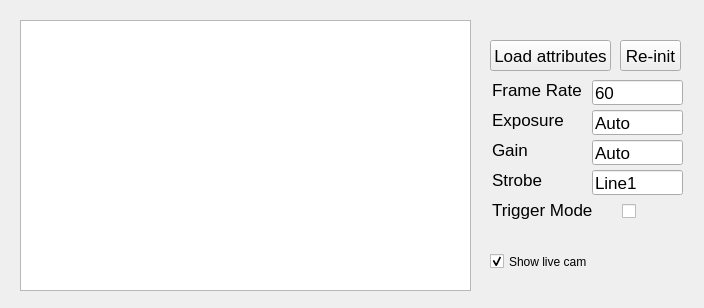
jbmelander/jackfish, file cam_gui.ui: the form before one commit.
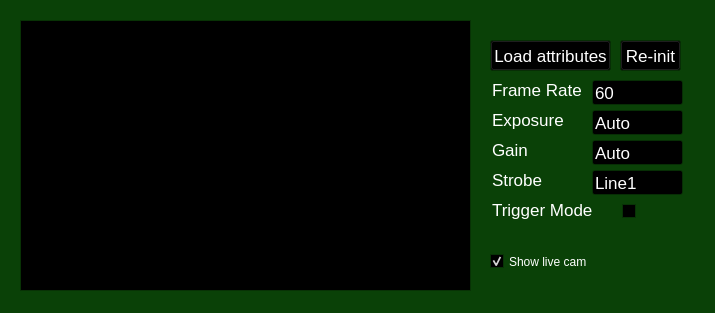
The form after the commit. Custom widgets are drawn as their Qt base class.

Patch:
```diff
--- a/cam_gui.ui
+++ b/cam_gui.ui
@@ -6,10 +6,452 @@
    <rect>
     <x>0</x>
     <y>0</y>
-    <width>704</width>
-    <height>308</height>
+    <width>715</width>
+    <height>313</height>
    </rect>
   </property>
+  <property name="palette">
+   <palette>
+    <active>
+     <colorrole role="WindowText">
+      <brush brushstyle="SolidPattern">
+       <color alpha="255">
+        <red>255</red>
+        <green>255</green>
+        <blue>255</blue>
+       </color>
+      </brush>
+     </colorrole>
+     <colorrole role="Button">
+      <brush brushstyle="SolidPattern">
+       <color alpha="255">
+        <red>0</red>
+        <green>0</green>
+        <blue>0</blue>
+       </color>
+      </brush>
+     </colorrole>
+     <colorrole role="Light">
+      <brush brushstyle="SolidPattern">
+       <color alpha="255">
+        <red>0</red>
+        <green>0</green>
+        <blue>0</blue>
+       </color>
+      </brush>
+     </colorrole>
+     <colorrole role="Midlight">
+      <brush brushstyle="SolidPattern">
+       <color alpha="255">
+        <red>0</red>
+        <green>0</green>
+        <blue>0</blue>
+       </color>
+      </brush>
+     </colorrole>
+     <colorrole role="Dark">
+      <brush brushstyle="SolidPattern">
+       <color alpha="255">
+        <red>0</red>
+        <green>0</green>
+        <blue>0</blue>
+       </color>
+      </brush>
+     </colorrole>
+     <colorrole role="Mid">
+      <brush brushstyle="SolidPattern">
+       <color alpha="255">
+        <red>0</red>
+        <green>0</green>
+        <blue>0</blue>
+       </color>
+      </brush>
+     </colorrole>
+     <colorrole role="Text">
+      <brush brushstyle="SolidPattern">
+       <color alpha="255">
+        <red>255</red>
+        <green>255</green>
+        <blue>255</blue>
+       </color>
+      </brush>
+     </colorrole>
+     <colorrole role="BrightText">
+      <brush brushstyle="SolidPattern">
+       <color alpha="255">
+        <red>255</red>
+        <green>255</green>
+        <blue>255</blue>
+       </color>
+      </brush>
+     </colorrole>
+     <colorrole role="ButtonText">
+      <brush brushstyle="SolidPattern">
+       <color alpha="255">
+        <red>255</red>
+        <green>255</green>
+        <blue>255</blue>
+       </color>
+      </brush>
+     </colorrole>
+     <colorrole role="Base">
+      <brush brushstyle="SolidPattern">
+       <color alpha="255">
+        <red>0</red>
+        <green>0</green>
+        <blue>0</blue>
+       </color>
+      </brush>
+     </colorrole>
+     <colorrole role="Window">
+      <brush brushstyle="SolidPattern">
+       <color alpha="255">
+        <red>10</red>
+        <green>65</green>
+        <blue>7</blue>
+       </color>
+      </brush>
+     </colorrole>
+     <colorrole role="Shadow">
+      <brush brushstyle="SolidPattern">
+       <color alpha="255">
+        <red>0</red>
+        <green>0</green>
+        <blue>0</blue>
+       </color>
+      </brush>
+     </colorrole>
+     <colorrole role="AlternateBase">
+      <brush brushstyle="SolidPattern">
+       <color alpha="255">
+        <red>0</red>
+        <green>0</green>
+        <blue>0</blue>
+       </color>
+      </brush>
+     </colorrole>
+     <colorrole role="ToolTipBase">
+      <brush brushstyle="SolidPattern">
+       <color alpha="255">
+        <red>255</red>
+        <green>255</green>
+        <blue>220</blue>
+       </color>
+      </brush>
+     </colorrole>
+     <colorrole role="ToolTipText">
+      <brush brushstyle="SolidPattern">
+       <color alpha="255">
+        <red>0</red>
+        <green>0</green>
+        <blue>0</blue>
+       </color>
+      </brush>
+     </colorrole>
+     <colorrole role="PlaceholderText">
+      <brush brushstyle="SolidPattern">
+       <color alpha="128">
+        <red>255</red>
+        <green>255</green>
+        <blue>255</blue>
+       </color>
+      </brush>
+     </colorrole>
+    </active>
+    <inactive>
+     <colorrole role="WindowText">
+      <brush brushstyle="SolidPattern">
+       <color alpha="255">
+        <red>255</red>
+        <green>255</green>
+        <blue>255</blue>
+       </color>
+      </brush>
+     </colorrole>
+     <colorrole role="Button">
+      <brush brushstyle="SolidPattern">
+       <color alpha="255">
+        <red>0</red>
+        <green>0</green>
+        <blue>0</blue>
+       </color>
+      </brush>
+     </colorrole>
+     <colorrole role="Light">
+      <brush brushstyle="SolidPattern">
+       <color alpha="255">
+        <red>0</red>
+        <green>0</green>
+        <blue>0</blue>
+       </color>
+      </brush>
+     </colorrole>
+     <colorrole role="Midlight">
+      <brush brushstyle="SolidPattern">
+       <color alpha="255">
+        <red>0</red>
+        <green>0</green>
+        <blue>0</blue>
+       </color>
+      </brush>
+     </colorrole>
+     <colorrole role="Dark">
+      <brush brushstyle="SolidPattern">
+       <color alpha="255">
+        <red>0</red>
+        <green>0</green>
+        <blue>0</blue>
+       </color>
+      </brush>
+     </colorrole>
+     <colorrole role="Mid">
+      <brush brushstyle="SolidPattern">
+       <color alpha="255">
+        <red>0</red>
+        <green>0</green>
+        <blue>0</blue>
+       </color>
+      </brush>
+     </colorrole>
+     <colorrole role="Text">
+      <brush brushstyle="SolidPattern">
+       <color alpha="255">
+        <red>255</red>
+        <green>255</green>
+        <blue>255</blue>
+       </color>
+      </brush>
+     </colorrole>
+     <colorrole role="BrightText">
+      <brush brushstyle="SolidPattern">
+       <color alpha="255">
+        <red>255</red>
+        <green>255</green>
+        <blue>255</blue>
+       </color>
+      </brush>
+     </colorrole>
+     <colorrole role="ButtonText">
+      <brush brushstyle="SolidPattern">
+       <color alpha="255">
+        <red>255</red>
+        <green>255</green>
+        <blue>255</blue>
+       </color>
+      </brush>
+     </colorrole>
+     <colorrole role="Base">
+      <brush brushstyle="SolidPattern">
+       <color alpha="255">
+        <red>0</red>
+        <green>0</green>
+        <blue>0</blue>
+       </color>
+      </brush>
+     </colorrole>
+     <colorrole role="Window">
+      <brush brushstyle="SolidPattern">
+       <color alpha="255">
+        <red>10</red>
+        <green>65</green>
+        <blue>7</blue>
+       </color>
+      </brush>
+     </colorrole>
+     <colorrole role="Shadow">
+      <brush brushstyle="SolidPattern">
+       <color alpha="255">
+        <red>0</red>
+        <green>0</green>
+        <blue>0</blue>
+       </color>
+      </brush>
+     </colorrole>
+     <colorrole role="AlternateBase">
+      <brush brushstyle="SolidPattern">
+       <color alpha="255">
+        <red>0</red>
+        <green>0</green>
+        <blue>0</blue>
+       </color>
+      </brush>
+     </colorrole>
+     <colorrole role="ToolTipBase">
+      <brush brushstyle="SolidPattern">
+       <color alpha="255">
+        <red>255</red>
+        <green>255</green>
+        <blue>220</blue>
+       </color>
+      </brush>
+     </colorrole>
+     <colorrole role="ToolTipText">
+      <brush brushstyle="SolidPattern">
+       <color alpha="255">
+        <red>0</red>
+        <green>0</green>
+        <blue>0</blue>
+       </color>
+      </brush>
+     </colorrole>
+     <colorrole role="PlaceholderText">
+      <brush brushstyle="SolidPattern">
+       <color alpha="128">
+        <red>255</red>
+        <green>255</green>
+        <blue>255</blue>
+       </color>
+      </brush>
+     </colorrole>
+    </inactive>
+    <disabled>
+     <colorrole role="WindowText">
+      <brush brushstyle="SolidPattern">
+       <color alpha="255">
+        <red>0</red>
+        <green>0</green>
+        <blue>0</blue>
+       </color>
+      </brush>
+     </colorrole>
+     <colorrole role="Button">
+      <brush brushstyle="SolidPattern">
+       <color alpha="255">
+        <red>0</red>
+        <green>0</green>
+        <blue>0</blue>
+       </color>
+      </brush>
+     </colorrole>
+     <colorrole role="Light">
+      <brush brushstyle="SolidPattern">
+       <color alpha="255">
+        <red>0</red>
+        <green>0</green>
+        <blue>0</blue>
+       </color>
+      </brush>
+     </colorrole>
+     <colorrole role="Midlight">
+      <brush brushstyle="SolidPattern">
+       <color alpha="255">
+        <red>0</red>
+        <green>0</green>
+        <blue>0</blue>
+       </color>
+      </brush>
+     </colorrole>
+     <colorrole role="Dark">
+      <brush brushstyle="SolidPattern">
+       <color alpha="255">
+        <red>0</red>
+        <green>0</green>
+        <blue>0</blue>
+       </color>
+      </brush>
+     </colorrole>
+     <colorrole role="Mid">
+      <brush brushstyle="SolidPattern">
+       <color alpha="255">
+        <red>0</red>
+        <green>0</green>
+        <blue>0</blue>
+       </color>
+      </brush>
+     </colorrole>
+     <colorrole role="Text">
+      <brush brushstyle="SolidPattern">
+       <color alpha="255">
+        <red>0</red>
+        <green>0</green>
+        <blue>0</blue>
+       </color>
+      </brush>
+     </colorrole>
+     <colorrole role="BrightText">
+      <brush brushstyle="SolidPattern">
+       <color alpha="255">
+        <red>255</red>
+        <green>255</green>
+        <blue>255</blue>
+       </color>
+      </brush>
+     </colorrole>
+     <colorrole role="ButtonText">
+      <brush brushstyle="SolidPattern">
+       <color alpha="255">
+        <red>0</red>
+        <green>0</green>
+        <blue>0</blue>
+       </color>
+      </brush>
+     </colorrole>
+     <colorrole role="Base">
+      <brush brushstyle="SolidPattern">
+       <color alpha="255">
+        <red>10</red>
+        <green>65</green>
+        <blue>7</blue>
+       </color>
+      </brush>
+     </colorrole>
+     <colorrole role="Window">
+      <brush brushstyle="SolidPattern">
+       <color alpha="255">
+        <red>10</red>
+        <green>65</green>
+        <blue>7</blue>
+       </color>
+      </brush>
+     </colorrole>
+     <colorrole role="Shadow">
+      <brush brushstyle="SolidPattern">
+       <color alpha="255">
+        <red>0</red>
+        <green>0</green>
+        <blue>0</blue>
+       </color>
+      </brush>
+     </colorrole>
+     <colorrole role="AlternateBase">
+      <brush brushstyle="SolidPattern">
+       <color alpha="255">
+        <red>0</red>
+        <green>0</green>
+        <blue>0</blue>
+       </color>
+      </brush>
+     </colorrole>
+     <colorrole role="ToolTipBase">
+      <brush brushstyle="SolidPattern">
+       <color alpha="255">
+        <red>255</red>
+        <green>255</green>
+        <blue>220</blue>
+       </color>
+      </brush>
+     </colorrole>
+     <colorrole role="ToolTipText">
+      <brush brushstyle="SolidPattern">
+       <color alpha="255">
+        <red>0</red>
+        <green>0</green>
+        <blue>0</blue>
+       </color>
+      </brush>
+     </colorrole>
+     <colorrole role="PlaceholderText">
+      <brush brushstyle="SolidPattern">
+       <color alpha="128">
+        <red>255</red>
+        <green>255</green>
+        <blue>255</blue>
+       </color>
+      </brush>
+     </colorrole>
+    </disabled>
+   </palette>
+  </property>
   <property name="windowTitle">
    <string>Cam Window</string>
   </property>
```
